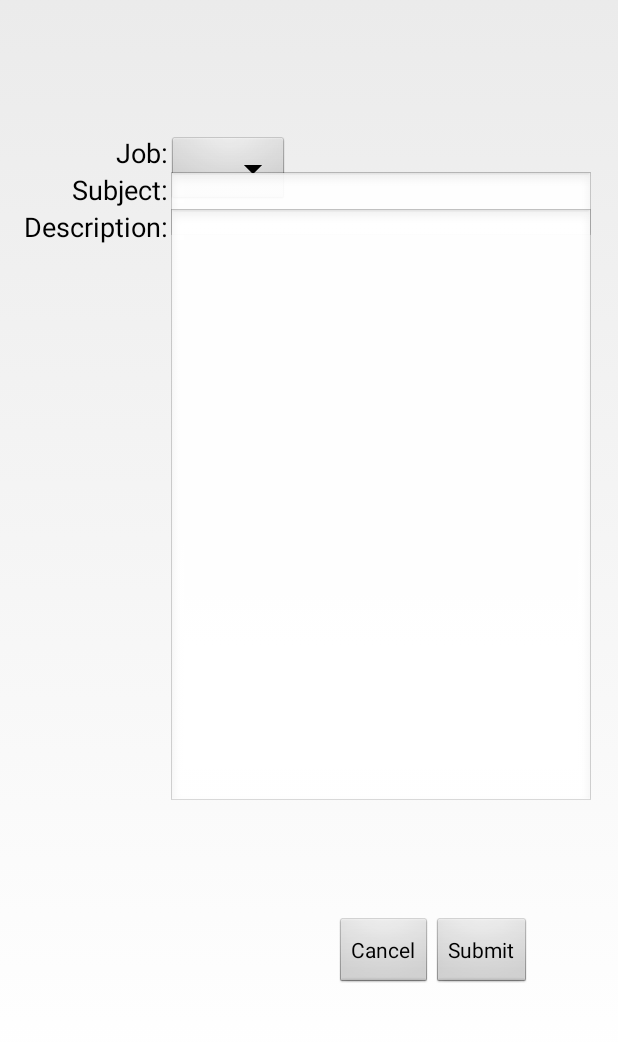
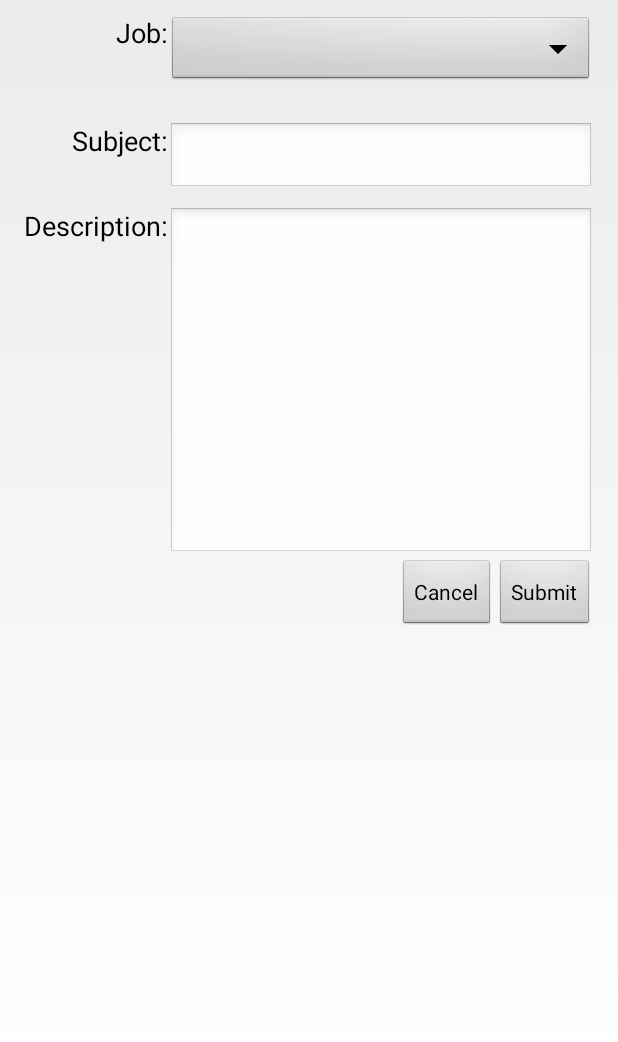
Before and after one commit to nicholasceliano/AJWorkOrderApp, an Android app: the aWorkOrdersList screen opened directly, with no data from a screen before it, after a tap on "New Work Order", on a phone screen of 412 x 824 dp, the part 160-1202 px from its top. Run offline under Robolectric (Android 15) with nearby library versions, the phone set to English and light mode, and no system bars; 3 statements that could not run were skipped.

Commit message:
Fixed Styling a bit

```diff
--- a/app/src/main/java/com/ajceliano/ajworkorderapp/aNewWorkOrder.java
+++ b/app/src/main/java/com/ajceliano/ajworkorderapp/aNewWorkOrder.java
@@ -3,6 +3,8 @@ package com.ajceliano.ajworkorderapp;
 import android.app.Activity;
 import android.content.Intent;
 import android.os.Bundle;
+import android.text.Editable;
+import android.text.TextWatcher;
 import android.view.View;
 import android.widget.EditText;
 import android.widget.Spinner;
@@ -72,5 +74,17 @@ public class aNewWorkOrder extends Activity {
                 startActivity(intent);
             }
         });
+
+        ((EditText) findViewById(R.id.txtSubject)).addTextChangedListener(new TextWatcher() {
+            public void onTextChanged(CharSequence s, int start, int before, int count) { }
+            public void beforeTextChanged(CharSequence s, int start, int count, int after) { }
+            public void afterTextChanged(Editable s) {
+                for (int i = s.length(); i > 0; i--) {
+                    if (s.subSequence(i - 1, i).toString().equals("\n"))
+                        s.replace(i - 1, i, "");
+                }
+                String myTextString = s.toString();
+            }
+        });
     }
 }
--- a/app/src/main/java/com/ajceliano/ajworkorderapp/aWorkOrdersList.java
+++ b/app/src/main/java/com/ajceliano/ajworkorderapp/aWorkOrdersList.java
@@ -52,7 +52,6 @@ public class aWorkOrdersList extends Activity {
         TableRow.LayoutParams lp = new TableRow.LayoutParams(TableRow.LayoutParams.WRAP_CONTENT);
         row.setLayoutParams(lp);
 
-
         //TODO: Need to fix all this formatting
         //add header row
         TextView htxtID = new TextView(this);
@@ -65,31 +64,18 @@ public class aWorkOrdersList extends Activity {
         htxtSubject.setWidth(50);
         TextView htxtReviewed = new TextView(this);
         htxtReviewed.setWidth(50);
-        TextView htxtLastUpdatedDate = new TextView(this);
-        htxtLastUpdatedDate.setWidth(50);
-        TextView htxtLastUpdatedBy = new TextView(this);
-        htxtLastUpdatedBy.setWidth(50);
-        TextView htxtBlankCol = new TextView(this);
-        htxtBlankCol.setWidth(50);
 
         htxtID.setText("ID");
         htxtJob.setText("Job");
         htxtSubmittedDate.setText("Submitted Date");
         htxtSubject.setText("Subject");
         htxtReviewed.setText("Reviewed Status");
-        htxtLastUpdatedDate.setText("Last Update Date");
-        htxtLastUpdatedBy.setText("Last Update By");
-        htxtLastUpdatedBy.setText("Last Update By");
-        htxtBlankCol.setText("");
 
         row.addView(htxtID);
         row.addView(htxtJob);
         row.addView(htxtSubmittedDate);
         row.addView(htxtSubject);
         row.addView(htxtReviewed);
-        row.addView(htxtLastUpdatedDate);
-        row.addView(htxtLastUpdatedBy);
-        row.addView(htxtBlankCol);
 
         tbl.addView(row, 0);
 
@@ -105,27 +91,18 @@ public class aWorkOrdersList extends Activity {
             TextView txtSubmittedDate = new TextView(this);
             TextView txtSubject = new TextView(this);
             TextView txtReviewed = new TextView(this);
-            TextView txtLastUpdatedDate = new TextView(this);
-            TextView txtLastUpdatedBy = new TextView(this);
-            ImageButton btnEdit = new ImageButton(this);
 
             txtID.setText(woItem.GetID().toString());
             txtJob.setText(woItem.GetJob());
             txtSubmittedDate.setText(woItem.GetSubmittedDate());
             txtSubject.setText(woItem.GetSubject());
             txtReviewed.setText(woItem.GetReviewed() == null ? "Not Reviewed" : woItem.GetReviewed().toString());
-            txtLastUpdatedDate.setText(woItem.GetLastUpdatedDate());
-            txtLastUpdatedBy.setText(woItem.GetLastUpdatedBy());
-            btnEdit.setImageResource(R.drawable.abc_btn_check_material);
 
             row2.addView(txtID);
             row2.addView(txtJob);
             row2.addView(txtSubmittedDate);
             row2.addView(txtSubject);
             row2.addView(txtReviewed);
-            row2.addView(txtLastUpdatedDate);
-            row2.addView(txtLastUpdatedBy);
-            row2.addView(btnEdit);
 
             row2.setOnClickListener(new View.OnClickListener() {
                 @Override
--- a/app/src/main/res/layout/activity_new_work_order.xml
+++ b/app/src/main/res/layout/activity_new_work_order.xml
@@ -15,7 +15,7 @@
         android:src="@mipmap/ajcelianologo"
         android:nestedScrollingEnabled="false"
         android:layout_marginTop="-10dp"
-        android:layout_marginBottom="90dp"/>
+        android:layout_marginBottom="50dp"/>
 
     <TextView
         android:layout_width="wrap_content"
@@ -23,16 +23,21 @@
         android:textAppearance="?android:attr/textAppearanceMedium"
         android:text="@string/lblJob"
         android:id="@+id/lblJob"
+        android:layout_alignParentTop="true"
         android:layout_below="@+id/imgLogo"
-        android:layout_toLeftOf="@+id/txtSubject"
-        android:layout_toStartOf="@+id/txtSubject" />
+        android:layout_alignRight="@+id/lblSubject"
+        android:layout_alignEnd="@+id/lblSubject"
+        android:layout_marginTop="100dp" />
 
     <Spinner
         android:layout_width="wrap_content"
         android:layout_height="wrap_content"
         android:id="@+id/spinJobs"
-        android:layout_below="@+id/imgLogo"
-        android:layout_toRightOf="@+id/lblJob"  />
+        android:layout_alignParentRight="true"
+        android:layout_alignParentEnd="true"
+        android:layout_alignTop="@+id/lblJob"
+        android:layout_toRightOf="@id/lblJob"
+        android:spinnerMode="dropdown" />
 
     <TextView
         android:layout_width="wrap_content"
@@ -40,17 +45,19 @@
         android:textAppearance="?android:attr/textAppearanceMedium"
         android:text="@string/lblSubject"
         android:id="@+id/lblSubject"
-        android:layout_below="@+id/lblJob"
+        android:layout_below="@+id/imgLogo"
         android:layout_alignRight="@+id/lblDescription"
-        android:layout_alignEnd="@+id/lblDescription" />
+        android:layout_alignEnd="@+id/lblDescription"
+        android:layout_marginTop="32dp" />
 
     <EditText
         android:layout_width="wrap_content"
         android:layout_height="wrap_content"
         android:id="@+id/txtSubject"
-        android:layout_below="@+id/lblJob"
-        android:layout_toRightOf="@+id/lblDescription"
-        android:minWidth="480dp" />
+        android:minWidth="480dp"
+        android:maxLines="1"
+        android:layout_alignTop="@+id/lblSubject"
+        android:layout_toRightOf="@+id/lblSubject" />
 
     <TextView
         android:text="@string/lblDescription"
@@ -58,28 +65,29 @@
         android:layout_height="wrap_content"
         android:textAppearance="?android:attr/textAppearanceMedium"
         android:id="@+id/lblDescription"
-        android:layout_below="@+id/lblSubject" />
+        android:layout_below="@+id/lblSubject"
+        android:layout_alignParentLeft="true"
+        android:layout_alignParentStart="true"
+        android:layout_marginTop="32dp" />
 
     <EditText
         android:layout_width="wrap_content"
         android:layout_height="wrap_content"
         android:id="@+id/txtDescription"
-        android:layout_below="@+id/lblSubject"
-        android:layout_toRightOf="@+id/lblDescription"
         android:minWidth="480dp"
-        android:minHeight="400dp" />
-
-
+        android:minLines="10"
+        android:maxLines="15"
+        android:scrollbars="vertical"
+        android:gravity="start|left|top"
+        android:layout_alignTop="@+id/lblDescription"
+        android:layout_toRightOf="@+id/lblDescription" />
 
     <Button
         android:layout_width="wrap_content"
         android:layout_height="wrap_content"
         android:text="Submit"
         android:id="@+id/btnSubmitWorkOrder"
-        android:layout_marginRight="42dp"
-        android:layout_marginEnd="42dp"
-        android:layout_marginBottom="42dp"
-        android:layout_alignParentBottom="true"
+        android:layout_below="@+id/txtDescription"
         android:layout_alignParentRight="true"
         android:layout_alignParentEnd="true" />
 
--- a/app/src/main/res/layout/activity_work_orders_list.xml
+++ b/app/src/main/res/layout/activity_work_orders_list.xml
@@ -15,7 +15,8 @@
         android:layout_alignLeft="@+id/btnNewWorkOrder"
         android:layout_alignStart="@+id/btnNewWorkOrder"
         android:layout_marginTop="107dp"
-        android:layout_centerHorizontal="true" />
+        android:layout_centerHorizontal="true"
+        android:textAlignment="center" />
 
     <Button
         android:layout_width="wrap_content"
@@ -24,7 +25,8 @@
         android:id="@+id/btnNewWorkOrder"
         android:layout_marginTop="32dp"
         android:layout_below="@+id/lblWelcomeMessage"
-        android:layout_centerHorizontal="true" />
+        android:layout_centerHorizontal="true"
+        android:textAlignment="center" />
 
     <TableLayout
         android:layout_width="fill_parent"
```
